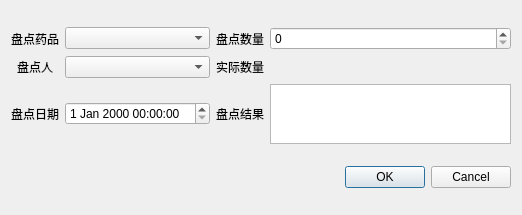
Before: the Qt Designer form ui_app/inventory_count_entry.ui in live1089/pharmacy_system, drawn with Qt 5.
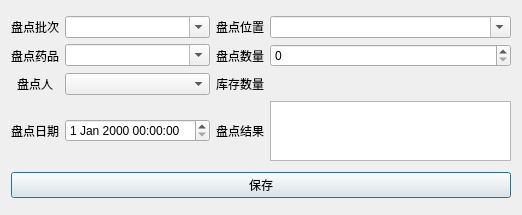
After: the same form once the commit is applied.

```diff
--- a/ui_app/inventory_count_entry.ui
+++ b/ui_app/inventory_count_entry.ui
@@ -16,93 +16,7 @@
   <layout class="QGridLayout" name="gridLayout_2">
    <item row="0" column="0">
     <layout class="QGridLayout" name="gridLayout">
-     <item row="0" column="3">
-      <widget class="QSpinBox" name="inventory_count_number_suspinBox">
-       <property name="maximum">
-        <number>999999999</number>
-       </property>
-      </widget>
-     </item>
-     <item row="0" column="1">
-      <widget class="QComboBox" name="inventory_count_drug_comboBox"/>
-     </item>
-     <item row="0" column="0">
-      <widget class="QLabel" name="label">
-       <property name="text">
-        <string>盘点药品</string>
-       </property>
-       <property name="alignment">
-        <set>Qt::AlignmentFlag::AlignCenter</set>
-       </property>
-      </widget>
-     </item>
-     <item row="0" column="2">
-      <widget class="QLabel" name="label_3">
-       <property name="text">
-        <string>盘点数量</string>
-       </property>
-       <property name="alignment">
-        <set>Qt::AlignmentFlag::AlignCenter</set>
-       </property>
-      </widget>
-     </item>
-     <item row="1" column="2">
-      <widget class="QLabel" name="label_6">
-       <property name="text">
-        <string>实际数量</string>
-       </property>
-       <property name="alignment">
-        <set>Qt::AlignmentFlag::AlignCenter</set>
-       </property>
-      </widget>
-     </item>
-     <item row="1" column="3">
-      <widget class="QLabel" name="actual_quantity_lab">
-       <property name="text">
-        <string/>
-       </property>
-       <property name="alignment">
-        <set>Qt::AlignmentFlag::AlignCenter</set>
-       </property>
-      </widget>
-     </item>
-     <item row="1" column="0">
-      <widget class="QLabel" name="label_2">
-       <property name="text">
-        <string>盘点人</string>
-       </property>
-       <property name="alignment">
-        <set>Qt::AlignmentFlag::AlignCenter</set>
-       </property>
-      </widget>
-     </item>
-     <item row="1" column="1">
-      <widget class="QComboBox" name="inventory_count_user_comboBox"/>
-     </item>
-     <item row="2" column="0">
-      <widget class="QLabel" name="label_4">
-       <property name="text">
-        <string>盘点日期</string>
-       </property>
-       <property name="alignment">
-        <set>Qt::AlignmentFlag::AlignCenter</set>
-       </property>
-      </widget>
-     </item>
-     <item row="2" column="1">
-      <widget class="QDateTimeEdit" name="inventory_count_dateTimeEdit"/>
-     </item>
-     <item row="2" column="2">
-      <widget class="QLabel" name="label_5">
-       <property name="text">
-        <string>盘点结果</string>
-       </property>
-       <property name="alignment">
-        <set>Qt::AlignmentFlag::AlignCenter</set>
-       </property>
-      </widget>
-     </item>
-     <item row="2" column="3">
+     <item row="3" column="3">
       <widget class="QPlainTextEdit" name="inventory_count_plainTextEdit">
        <property name="sizePolicy">
         <sizepolicy hsizetype="Fixed" vsizetype="Fixed">
@@ -124,15 +38,136 @@
        </property>
       </widget>
      </item>
+     <item row="3" column="0">
+      <widget class="QLabel" name="label_4">
+       <property name="text">
+        <string>盘点日期</string>
+       </property>
+       <property name="alignment">
+        <set>Qt::AlignmentFlag::AlignCenter</set>
+       </property>
+      </widget>
+     </item>
+     <item row="0" column="0">
+      <widget class="QLabel" name="label_7">
+       <property name="text">
+        <string>盘点批次</string>
+       </property>
+       <property name="alignment">
+        <set>Qt::AlignmentFlag::AlignCenter</set>
+       </property>
+      </widget>
+     </item>
+     <item row="0" column="1">
+      <widget class="QComboBox" name="inventory_count_batch_combox">
+       <property name="editable">
+        <bool>true</bool>
+       </property>
+      </widget>
+     </item>
+     <item row="1" column="0">
+      <widget class="QLabel" name="label">
+       <property name="text">
+        <string>盘点药品</string>
+       </property>
+       <property name="alignment">
+        <set>Qt::AlignmentFlag::AlignCenter</set>
+       </property>
+      </widget>
+     </item>
+     <item row="2" column="1">
+      <widget class="QComboBox" name="inventory_count_user_comboBox"/>
+     </item>
+     <item row="3" column="1">
+      <widget class="QDateTimeEdit" name="inventory_count_dateTimeEdit"/>
+     </item>
+     <item row="1" column="1">
+      <widget class="QComboBox" name="inventory_count_drug_comboBox">
+       <property name="editable">
+        <bool>true</bool>
+       </property>
+      </widget>
+     </item>
+     <item row="2" column="3">
+      <widget class="QLabel" name="actual_quantity_lab">
+       <property name="text">
+        <string/>
+       </property>
+       <property name="alignment">
+        <set>Qt::AlignmentFlag::AlignCenter</set>
+       </property>
+      </widget>
+     </item>
+     <item row="1" column="3">
+      <widget class="QSpinBox" name="inventory_count_number_suspinBox">
+       <property name="maximum">
+        <number>999999999</number>
+       </property>
+      </widget>
+     </item>
+     <item row="3" column="2">
+      <widget class="QLabel" name="label_5">
+       <property name="text">
+        <string>盘点结果</string>
+       </property>
+       <property name="alignment">
+        <set>Qt::AlignmentFlag::AlignCenter</set>
+       </property>
+      </widget>
+     </item>
+     <item row="2" column="0">
+      <widget class="QLabel" name="label_2">
+       <property name="text">
+        <string>盘点人</string>
+       </property>
+       <property name="alignment">
+        <set>Qt::AlignmentFlag::AlignCenter</set>
+       </property>
+      </widget>
+     </item>
+     <item row="2" column="2">
+      <widget class="QLabel" name="label_6">
+       <property name="text">
+        <string>库存数量</string>
+       </property>
+       <property name="alignment">
+        <set>Qt::AlignmentFlag::AlignCenter</set>
+       </property>
+      </widget>
+     </item>
+     <item row="1" column="2">
+      <widget class="QLabel" name="label_3">
+       <property name="text">
+        <string>盘点数量</string>
+       </property>
+       <property name="alignment">
+        <set>Qt::AlignmentFlag::AlignCenter</set>
+       </property>
+      </widget>
+     </item>
+     <item row="0" column="2">
+      <widget class="QLabel" name="label_8">
+       <property name="text">
+        <string>盘点位置</string>
+       </property>
+       <property name="alignment">
+        <set>Qt::AlignmentFlag::AlignCenter</set>
+       </property>
+      </widget>
+     </item>
+     <item row="0" column="3">
+      <widget class="QComboBox" name="inventory_count_location_combox">
+       <property name="editable">
+        <bool>true</bool>
+       </property>
+      </widget>
+     </item>
     </layout>
    </item>
    <item row="1" column="0">
-    <widget class="QDialogButtonBox" name="buttonBox">
-     <property name="orientation">
-      <enum>Qt::Orientation::Horizontal</enum>
-     </property>
-     <property name="standardButtons">
-      <set>QDialogButtonBox::StandardButton::Cancel|QDialogButtonBox::StandardButton::Ok</set>
+    <widget class="QPushButton" name="inventory_count_save_btn">
+     <property name="text">
+      <string>保存</string>
      </property>
     </widget>
    </item>
```
Left out of the diff: 35 changed lines with no effect on the pictures.
